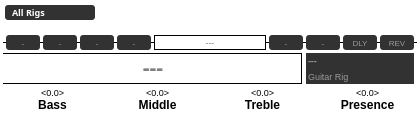
virango/Toaster, file ToasterWidgets/QToasterLCD.ui: the form before one commit.
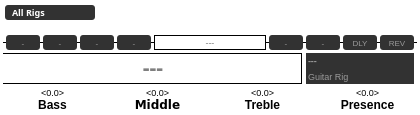
The form after the commit.

Commit message: stomp edit lcd improved

```diff
--- a/ToasterWidgets/QToasterLCD.ui
+++ b/ToasterWidgets/QToasterLCD.ui
@@ -657,6 +657,7 @@
       </property>
       <property name="font">
        <font>
+        <family>Verdana</family>
         <weight>75</weight>
         <bold>true</bold>
        </font>
```
Left out of the diff: 3 changed lines with no effect on the pictures.
